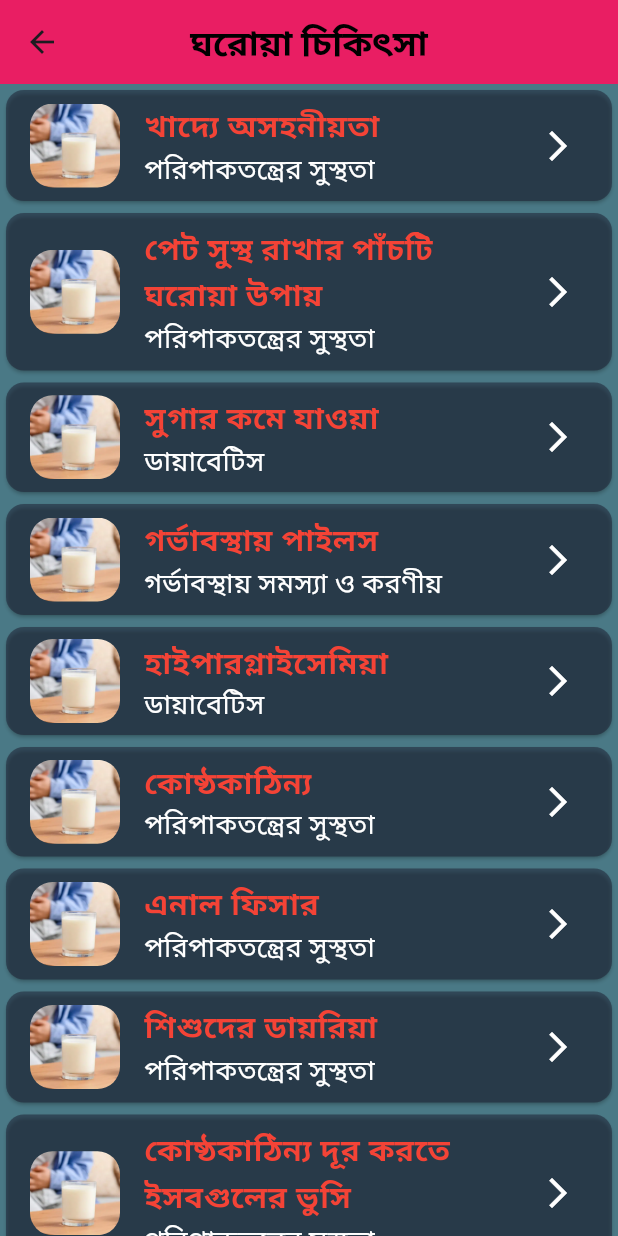
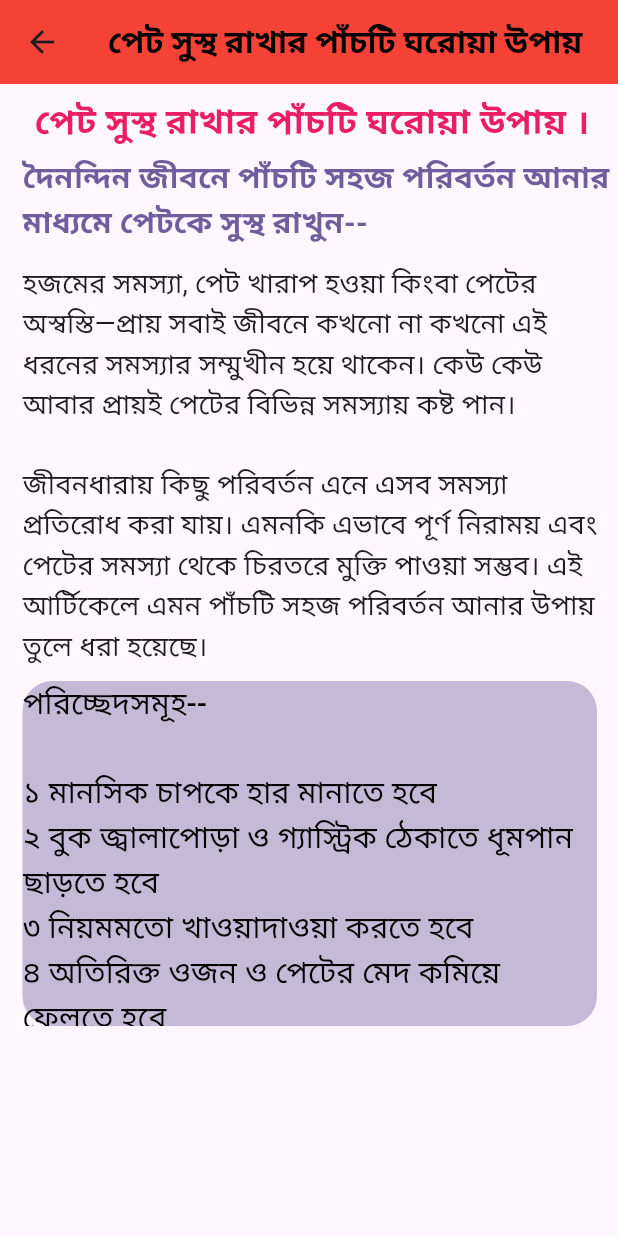
Before and after one commit to mahabubalom0/BMI-Calculator, a Flutter app: the DoctorHomeScreens screen opened directly, after a tap on "পেট সুস্থ রাখার পাঁচটি ঘরোয়া উপায়", on a phone screen of 412 x 824 dp. Run offline on Flutter 3.47's test engine with Material 3 defaults, Android fonts, the phone set to English and light mode, and no system bars; our stand-ins replace animated_bottom_navigation_bar, curved_navigation_bar, shared_preferences; accounts and stored records are empty.

```diff
--- /dev/null
+++ b/lib/sereens/home_doctor/beli_5tips_screens.dart
@@ -0,0 +1,88 @@
+import 'package:bmi_calculator/component/allcolor.dart';
+import 'package:flutter/material.dart';
+
+class Beli5tipsScreens extends StatelessWidget {
+  const Beli5tipsScreens({super.key});
+
+  @override
+  Widget build(BuildContext context) {
+    return Scaffold(
+      appBar: AppBar(
+        backgroundColor: Allcolor.redcolor,
+        centerTitle: true,
+        title: Text(
+          "পেট সুস্থ রাখার পাঁচটি ঘরোয়া উপায়",
+          style: TextStyle(
+            fontSize: 21,
+            color: Allcolor.blackcolor,
+            fontWeight: FontWeight.bold,
+          ),
+        ),
+      ),
+      body: Padding(
+        padding: const EdgeInsets.only(left: 15.0, right: 2, top: 8),
+        child: SingleChildScrollView(
+          child: Column(
+            children: [
+              SelectableText(
+                "পেট সুস্থ রাখার পাঁচটি ঘরোয়া উপায় । ",
+                style: TextStyle(
+                  color: Allcolor.pinkcolor,
+                  fontWeight: FontWeight.bold,
+                  fontSize: 23,
+                ),
+              ),
+              SizedBox(height: 5),
+              SelectableText(
+                "দৈনন্দিন জীবনে পাঁচটি সহজ পরিবর্তন আনার মাধ্যমে পেটকে সুস্থ রাখুন--",
+                style: TextStyle(
+                  fontSize: 20,
+                  color: Allcolor.light_gray,
+                  fontWeight: FontWeight.bold,
+                ),
+              ),
+              SizedBox(height: 12),
+              SelectableText(
+                '''হজমের সমস্যা, পেট খারাপ হওয়া কিংবা পেটের অস্বস্তি—প্রায় সবাই জীবনে কখনো না কখনো এই ধরনের সমস্যার সম্মুখীন হয়ে থাকেন। কেউ কেউ আবার প্রায়ই পেটের বিভিন্ন সমস্যায় কষ্ট পান।
+
+জীবনধারায় কিছু পরিবর্তন এনে এসব সমস্যা প্রতিরোধ করা যায়। এমনকি এভাবে পূর্ণ নিরাময় এবং পেটের সমস্যা থেকে চিরতরে মুক্তি পাওয়া সম্ভব। এই আর্টিকেলে এমন পাঁচটি সহজ পরিবর্তন আনার উপায় তুলে ধরা হয়েছে।''',
+                style: TextStyle(fontSize: 18),
+              ),
+
+              SizedBox(height: 10),
+              Padding(
+                padding: const EdgeInsets.only(right: 12.0),
+                child: Container(
+                  height: 230,
+                  width: double.infinity,
+                  decoration: BoxDecoration(
+                    borderRadius: BorderRadius.circular(20),
+                    color: Allcolor.light_gray.withOpacity(0.4),
+                  ),
+                  child: Center(
+                    child: SelectableText(
+                      '''পরিচ্ছেদসমূহ--
+
+১ মানসিক চাপকে হার মানাতে হবে
+২ বুক জ্বালাপোড়া ও গ্যাস্ট্রিক ঠেকাতে ধূমপান ছাড়তে হবে
+৩ নিয়মমতো খাওয়াদাওয়া করতে হবে
+৪ অতিরিক্ত ওজন ও পেটের মেদ কমিয়ে ফেলতে হবে
+৫ মদপান থেকে বিরত থাকতে হবে''',
+                      style: TextStyle(
+                        fontSize: 20,
+                        color: Allcolor.blackcolor,
+                        fontWeight: FontWeight.w500,
+                      ),
+                    ),
+                  ),
+                ),
+              ),
+
+
+            ],
+          ),
+        ),
+      ),
+    );
+  }
+}
--- a/lib/sereens/home_doctor/doctor_home_screens.dart
+++ b/lib/sereens/home_doctor/doctor_home_screens.dart
@@ -1,6 +1,7 @@
 import 'package:bmi_calculator/component/allIcons.dart';
 import 'package:bmi_calculator/component/allcolor.dart';
 import 'package:bmi_calculator/component/allsize.dart';
+import 'package:bmi_calculator/sereens/home_doctor/beli_5tips_screens.dart';
 import 'package:bmi_calculator/sereens/home_doctor/food_intolerance_screens.dart';
 import 'package:flutter/material.dart';
 
@@ -42,7 +43,10 @@ class DoctorHomeScreens extends StatelessWidget {
             color: Allcolor.prymaricolor.withOpacity(0.5),
             child: ListTile(
               selectedColor: Allcolor.prymaricolor,
-              onTap: (){},
+              onTap: (){
+
+                Navigator.of(context).push(MaterialPageRoute(builder: (context)=>Beli5tipsScreens()));
+              },
               leading: Container(
                   height: 80,
                   width: 60,
--- a/pubspec.yaml
+++ b/pubspec.yaml
@@ -36,6 +36,7 @@ dependencies:
   cupertino_icons: ^1.0.8
   shared_preferences: ^2.5.3
   curved_navigation_bar:
+  animated_bottom_navigation_bar:
 
 
 dev_dependencies:
```
Also changed, not shown: lib/sereens/homebtn.dart (+109 -45 lines), lib/sereens/note_screens/note_fevorite_screens.dart (added, +10 -0 lines), lib/sereens/note_screens/note_screens.dart (added, +131 -0 lines), lib/sereens/note_screens/note_view_screens.dart (added, +11 -0 lines), assets/image/jpg/potidiner_note.jpg (added), lib/generated/assets.dart, pubspec.lock.
